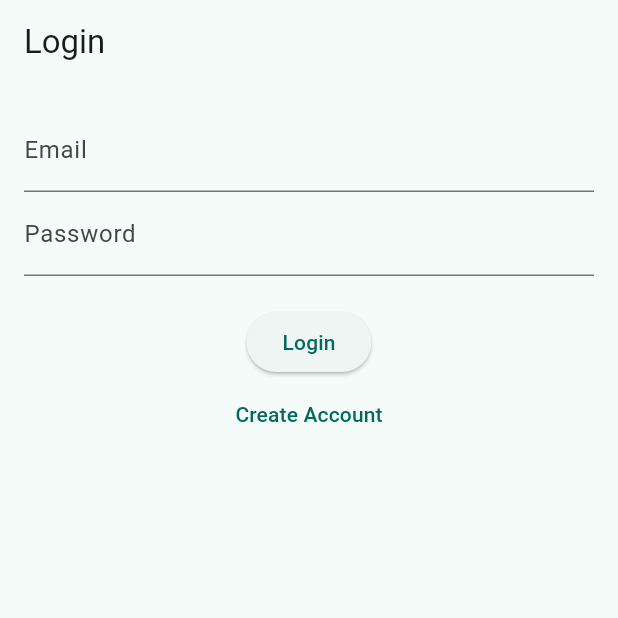
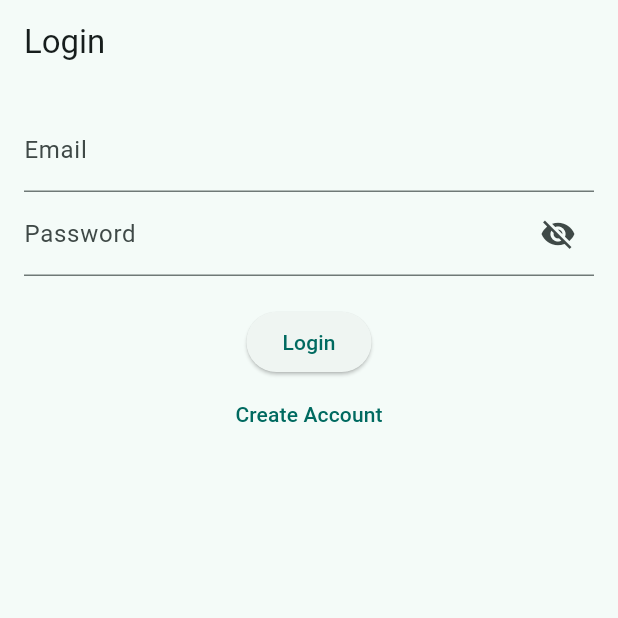
Before and after one commit to Qiancheng-Hao/HKU-Library-Booking-System-with-Real-time-Space-Monitoring-for-iOS-and-Android, a Flutter app: the screen it shows after launch, on a phone screen of 412 x 824 dp, the top half of it. Run offline on Flutter 3.47's test engine with Material 3 defaults, Android fonts, the phone set to English and light mode, and no system bars; our stand-ins replace flutter_secure_storage.

Commit message:
login page autocomplete email

```diff
--- a/frontend/lib/screens/login_screen.dart
+++ b/frontend/lib/screens/login_screen.dart
@@ -13,8 +13,18 @@ class LoginScreen extends StatefulWidget {
 class _LoginScreenState extends State<LoginScreen> {
   final _formKey = GlobalKey<FormState>();
   final _emailController = TextEditingController();
+  final _emailFocusNode = FocusNode();
   final _passwordController = TextEditingController();
   bool _isLoading = false;
+  bool _obscurePassword = true;
+
+  @override
+  void dispose() {
+    _emailController.dispose();
+    _emailFocusNode.dispose();
+    _passwordController.dispose();
+    super.dispose();
+  }
 
   Future<void> _login() async {
     if (!_formKey.currentState!.validate()) return;
@@ -48,16 +58,94 @@ class _LoginScreenState extends State<LoginScreen> {
           key: _formKey,
           child: Column(
             children: [
-              TextFormField(
-                controller: _emailController,
-                decoration: const InputDecoration(labelText: 'Email'),
-                validator: (v) => v!.isEmpty ? 'Required' : null,
+              RawAutocomplete<String>(
+                textEditingController: _emailController,
+                focusNode: _emailFocusNode,
+                optionsBuilder: (TextEditingValue textEditingValue) {
+                  final text = textEditingValue.text;
+                  if (!text.contains('@')) {
+                    return const Iterable<String>.empty();
+                  }
+                  final parts = text.split('@');
+                  if (parts.length > 2) {
+                    return const Iterable<String>.empty();
+                  }
+
+                  final prefix = parts[0];
+                  final domainPart = parts.length == 2 ? parts[1] : '';
+
+                  const domains = ['hku.hk', 'connect.hku.hk'];
+
+                  return domains
+                      .where((domain) => domain.startsWith(domainPart))
+                      .map((domain) => '$prefix@$domain');
+                },
+                fieldViewBuilder: (
+                  BuildContext context,
+                  TextEditingController textEditingController,
+                  FocusNode focusNode,
+                  VoidCallback onFieldSubmitted,
+                ) {
+                  return TextFormField(
+                    controller: textEditingController,
+                    focusNode: focusNode,
+                    decoration: const InputDecoration(labelText: 'Email'),
+                    validator: (v) => v!.isEmpty ? 'Required' : null,
+                    onFieldSubmitted: (String value) {
+                      onFieldSubmitted();
+                    },
+                  );
+                },
+                optionsViewBuilder: (
+                  BuildContext context,
+                  AutocompleteOnSelected<String> onSelected,
+                  Iterable<String> options,
+                ) {
+                  return Align(
+                    alignment: Alignment.topLeft,
+                    child: Material(
+                      elevation: 5.0,
+                      child: SizedBox(
+                        width: MediaQuery.of(context).size.width - 32,
+                        child: ListView.builder(
+                          padding: EdgeInsets.zero,
+                          shrinkWrap: true,
+                          itemCount: options.length,
+                          itemBuilder: (BuildContext context, int index) {
+                            final String option = options.elementAt(index);
+                            return ListTile(
+                              title: Text(option),
+                              onTap: () {
+                                onSelected(option);
+                              },
+                            );
+                          },
+                        ),
+                      ),
+                    ),
+                  );
+                },
               ),
               TextFormField(
                 controller: _passwordController,
-                decoration: const InputDecoration(labelText: 'Password'),
-                obscureText: true,
+                decoration: InputDecoration(
+                  labelText: 'Password',
+                  suffixIcon: IconButton(
+                    icon: Icon(
+                      _obscurePassword
+                          ? Icons.visibility_off
+                          : Icons.visibility,
+                    ),
+                    onPressed: () {
+                      setState(() {
+                        _obscurePassword = !_obscurePassword;
+                      });
+                    },
+                  ),
+                ),
+                obscureText: _obscurePassword,
                 validator: (v) => v!.isEmpty ? 'Required' : null,
+                onFieldSubmitted: (_) => _login(),
               ),
               const SizedBox(height: 20),
               _isLoading
```
